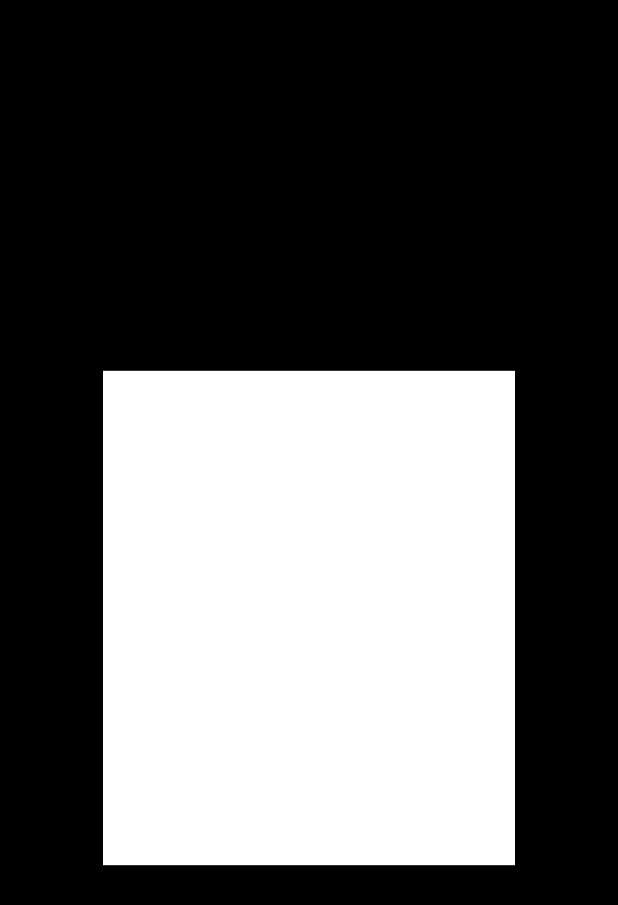
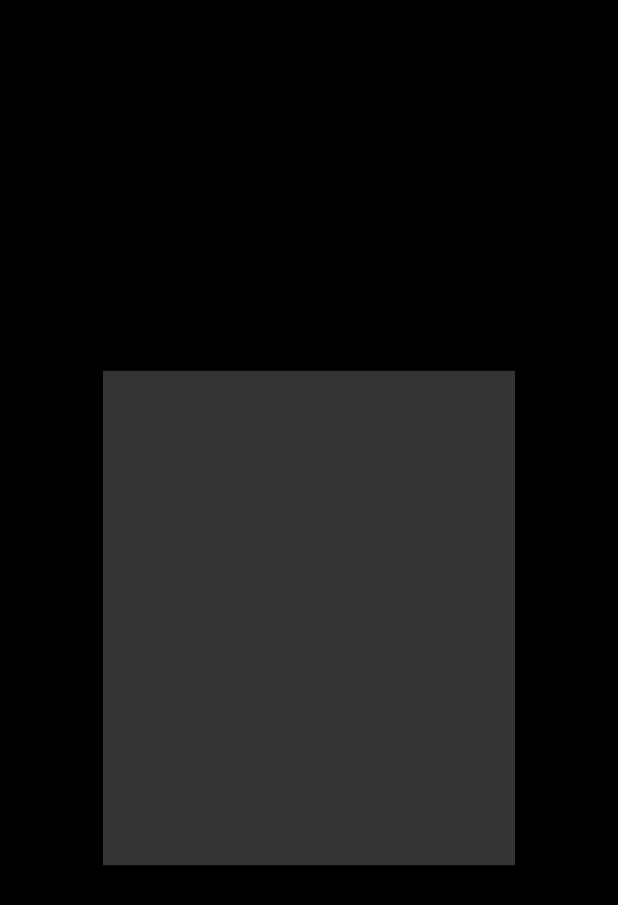
Before and after one commit to JAICHANGPARK/flutter_notebook_8th_story, a Flutter app: the screen it shows after launch, on a phone screen of 412 x 824 dp. Shown: the top 905 px of the screen. Run offline on Flutter 3.47's test engine with Material 2 defaults, Android fonts, the phone set to English and light mode, and no system bars; our stand-ins replace badges, flutter_hooks, google_fonts, hooks_riverpod, state_notifier.

Commit message:
Update banking_app.dart

```diff
--- a/lib/ep594_banking_app/banking_app.dart
+++ b/lib/ep594_banking_app/banking_app.dart
@@ -23,10 +23,15 @@ class BankingCardPage extends StatelessWidget {
           height: MediaQuery.of(context).size.height / 2.5,
           width: MediaQuery.of(context).size.width / 1.5,
           decoration: BoxDecoration(
-            color: Colors.white
+
           ),
           child: BackdropFilter(
             filter: ImageFilter.blur(),
+            child: Container(
+              decoration: BoxDecoration(
+                color: Colors.white.withOpacity(0.2)
+              ),
+            ),
           ),
         ),
 
```
